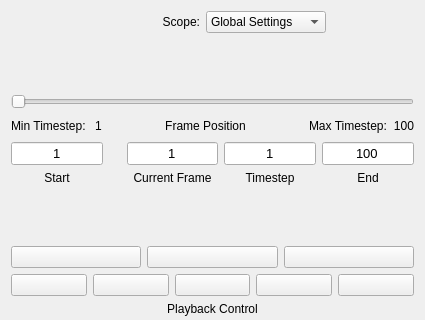
Before: the Qt Designer form apps/vaporgui/guis/ui/animationtab.ui in yyr/vapor, drawn with Qt 5; both pictures show x 0 to 425 and y 0 to 320 of the 425 by 1017 pixel window.
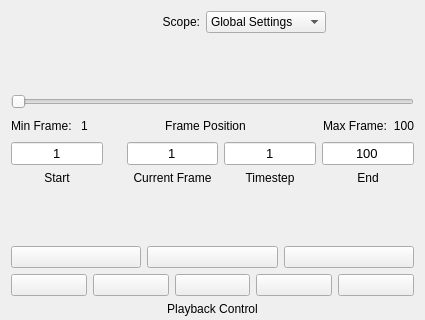
After: the same form once the commit is applied. Icons and pictures are not drawn.

The edit to the form file:
```diff
--- a/apps/vaporgui/guis/ui/animationtab.ui
+++ b/apps/vaporgui/guis/ui/animationtab.ui
@@ -171,7 +171,7 @@
           <string>Min and Max timesteps refer to the smallest and largest time steps in the current dataset</string>
          </property>
          <property name="text">
-          <string>Min Timestep: </string>
+          <string>Min Frame: </string>
          </property>
          <property name="wordWrap">
           <bool>false</bool>
@@ -245,7 +245,7 @@
           <string>Min and Max frames refer to the smallest and largest time steps in the current dataset</string>
          </property>
          <property name="text">
-          <string>Max Timestep:</string>
+          <string>Max Frame:</string>
          </property>
          <property name="wordWrap">
           <bool>false</bool>
```
